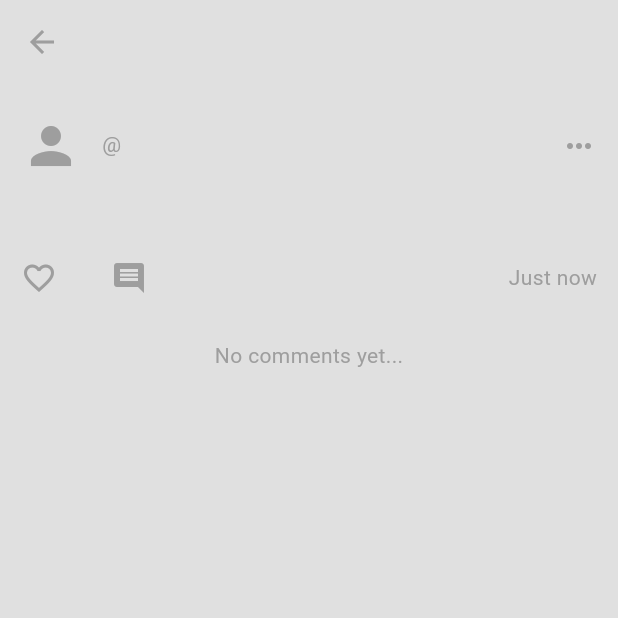
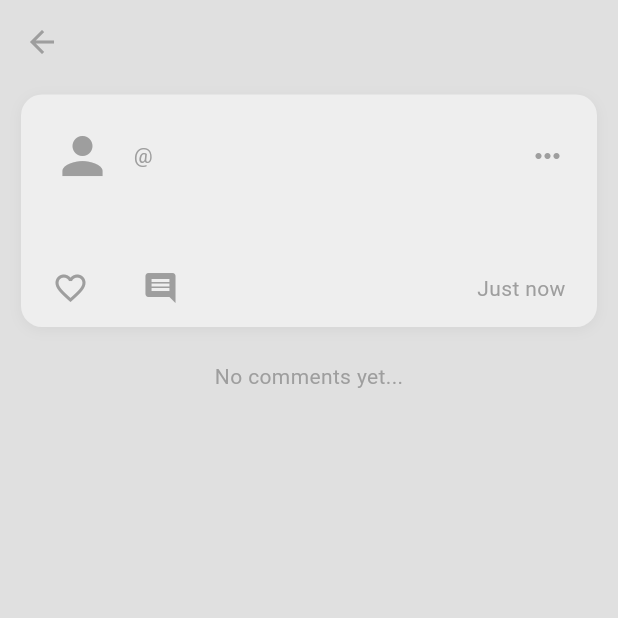
Before and after one commit to mohtadieb/my_supabase_app, a Flutter app: the PostPage screen opened directly with empty values, on a phone screen of 412 x 824 dp, the top half of it. Run offline on Flutter 3.47's test engine with Material 3 defaults, Android fonts, the phone set to English and light mode, and no system bars; our stand-ins replace supabase_flutter; accounts and stored records are empty.

Commit message:
working state

```diff
--- a/lib/components/my_post_tile.dart
+++ b/lib/components/my_post_tile.dart
@@ -18,7 +18,6 @@ To use this widget, you need:
 - The post
 - a function for onPostTap (to go the individual post to see it's comments)
 - a function for onUserTap (to go to user's profile page)
-
 
 */
 
@@ -135,7 +134,6 @@ class _MyPostTileState extends State<MyPostTile> {
   - Block
   - Cancel
 
-
    */
 
   // Show options for post
@@ -217,7 +215,6 @@ class _MyPostTileState extends State<MyPostTile> {
         title: const Text("Report Message"),
         content: const Text("Are you sure you want to report this message?"),
         actions: [
-
           // cancel button
           TextButton(
             onPressed: () => Navigator.pop(context),
@@ -228,7 +225,10 @@ class _MyPostTileState extends State<MyPostTile> {
           TextButton(
             onPressed: () async {
               // report user
-              await databaseProvider.reportUser(widget.post.id, widget.post.userId,);
+              await databaseProvider.reportUser(
+                widget.post.id,
+                widget.post.userId,
+              );
 
               // close the box
               Navigator.pop(context);
@@ -309,13 +309,21 @@ class _MyPostTileState extends State<MyPostTile> {
     return GestureDetector(
       // tapping anywhere on the post container triggers onPostTap
       onTap: widget.onPostTap,
+      child: Center(
         child: Container(
-        width: double.infinity,
-        margin: const EdgeInsets.symmetric(vertical: 7),
+          margin: const EdgeInsets.symmetric(vertical: 7, horizontal: 14),
+          padding: const EdgeInsets.all(7),
           decoration: BoxDecoration(
             // Color of post tile top
-          color: Theme.of(context).colorScheme.surface,
-          borderRadius: BorderRadius.circular(7),
+            color: Theme.of(context).colorScheme.secondary,
+            borderRadius: BorderRadius.circular(14),
+            boxShadow: [
+              BoxShadow(
+                color: Color.fromRGBO(0, 0, 0, 0.05),
+                blurRadius: 7,
+                offset: const Offset(0, 2),
+              ),
+            ],
           ),
           child: Column(
             crossAxisAlignment: CrossAxisAlignment.start,
@@ -350,22 +358,22 @@ class _MyPostTileState extends State<MyPostTile> {
                                   Text(
                                     widget.post.name,
                                     style: TextStyle(
-                                    color: Theme.of(
-                                      context,
-                                    ).colorScheme.primary,
+                                      color: Theme.of(context)
+                                          .colorScheme
+                                          .primary,
                                       fontWeight: FontWeight.bold,
                                     ),
                                   ),
 
-                                SizedBox(width: 7,),
+                                  const SizedBox(width: 7),
 
                                   // Username
                                   Text(
                                     '@${widget.post.username}',
                                     style: TextStyle(
-                                    color: Theme.of(
-                                      context,
-                                    ).colorScheme.primary,
+                                      color: Theme.of(context)
+                                          .colorScheme
+                                          .primary,
                                     ),
                                   ),
                                 ],
@@ -393,7 +401,9 @@ class _MyPostTileState extends State<MyPostTile> {
                     Text(
                       widget.post.message,
                       style: TextStyle(
-                      color: Theme.of(context).colorScheme.inversePrimary,
+                        color:
+                        Theme.of(context).colorScheme.inversePrimary,
+                        fontSize: 15,
                       ),
                     ),
                   ],
@@ -402,10 +412,9 @@ class _MyPostTileState extends State<MyPostTile> {
 
               // Like / Comment / Timestamp Row
               Container(
-              width: double.infinity,
-              // Color of post tile bottom
-              color: Theme.of(context).colorScheme.surface,
-              padding: const EdgeInsets.symmetric(horizontal: 14, vertical: 7),
+                color: Theme.of(context).colorScheme.secondary,
+                padding:
+                const EdgeInsets.symmetric(horizontal: 14, vertical: 7),
 
                 // Buttons -> Like / Comment + Timestamp
                 child: Row(
@@ -417,7 +426,8 @@ class _MyPostTileState extends State<MyPostTile> {
                           ? const Icon(Icons.favorite, color: Colors.red)
                           : Icon(
                         Icons.favorite_border,
-                            color: Theme.of(context).colorScheme.primary,
+                        color:
+                        Theme.of(context).colorScheme.primary,
                       ),
                     ),
 
@@ -429,7 +439,8 @@ class _MyPostTileState extends State<MyPostTile> {
                       child: Text(
                         likeCount != 0 ? likeCount.toString() : '',
                         style: TextStyle(
-                        color: Theme.of(context).colorScheme.primary,
+                          color:
+                          Theme.of(context).colorScheme.primary,
                         ),
                         textAlign: TextAlign.center,
                       ),
@@ -454,7 +465,8 @@ class _MyPostTileState extends State<MyPostTile> {
                       child: Text(
                         commentCount != 0 ? commentCount.toString() : '',
                         style: TextStyle(
-                        color: Theme.of(context).colorScheme.primary,
+                          color:
+                          Theme.of(context).colorScheme.primary,
                         ),
                         textAlign: TextAlign.center,
                       ),
@@ -475,6 +487,7 @@ class _MyPostTileState extends State<MyPostTile> {
             ],
           ),
         ),
+      ),
     );
   }
 }
--- a/lib/pages/follow_list_page.dart
+++ b/lib/pages/follow_list_page.dart
@@ -70,10 +70,10 @@ class _FollowListPageState extends State<FollowListPage> {
   Widget build(BuildContext context) {
 
     // listen to followers & following
-    final followers = listeningProvider.getListOfFollowersProfile(
+    final followers = listeningProvider.getListOfFollowerProfiles(
       widget.userId,
     );
-    final following = listeningProvider.getListOfFollowingProfile(
+    final following = listeningProvider.getListOfFollowingProfiles(
       widget.userId,
     );
 
@@ -103,6 +103,8 @@ class _FollowListPageState extends State<FollowListPage> {
             ],
           ),
         ),
+
+        // Tab bar view
         body: TabBarView(
           children: [
             _buildUserList(followers, "No followers.."),
--- a/lib/pages/home_page.dart
+++ b/lib/pages/home_page.dart
@@ -79,10 +79,10 @@ class _HomePageState extends State<HomePage> with SingleTickerProviderStateMixin
     await databaseProvider.postMessage(message);
   }
 
+  // BUILD UI
   @override
   Widget build(BuildContext context) {
-
-    // BUILD UI
+    // SCAFFOLD
     return Scaffold(
 
       // Floating action button
--- a/lib/pages/profile_page.dart
+++ b/lib/pages/profile_page.dart
@@ -153,6 +153,10 @@ class _ProfilePageState extends State<ProfilePage> {
         title: Text(_isLoading ? '' : user!.name),
         foregroundColor: Theme.of(context).colorScheme.primary,
         centerTitle: true,
+        leading: IconButton(
+            icon: const Icon(Icons.arrow_back),
+            onPressed: () => goMainLayout(context),
+            ),
       ),
 
       // Body
```
Also changed, not shown: lib/components/my_user_tile.dart (+11 -1 lines), lib/helper/navigate_pages.dart (+10 -0 lines), lib/layouts/main_layout.dart (+8 -2 lines), lib/services/database/database_provider.dart (+50 -25 lines). Lines whose indentation alone changed are shown as unchanged.
